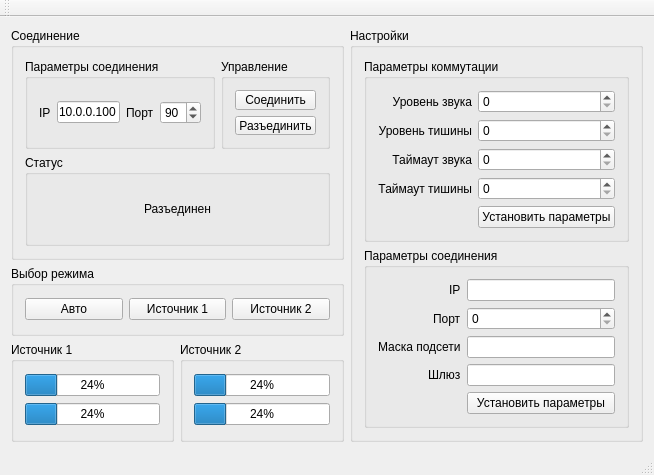
This is mainwindow.ui in msmirnov91/AvarKom as Qt 5 draws it before an edit. The edited form follows.
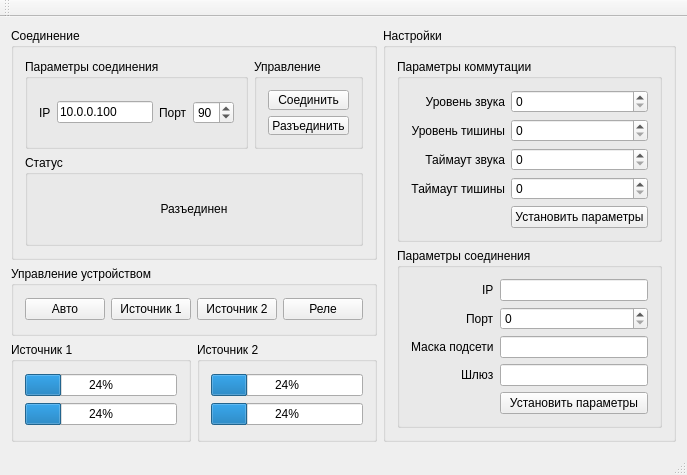
This is the edited form.

Commit message: Added relay button. Now all network and commutation parameters are sent to device

```diff
--- a/mainwindow.ui
+++ b/mainwindow.ui
@@ -209,7 +209,7 @@
        </size>
       </property>
       <property name="title">
-       <string>Выбор режима</string>
+       <string>Управление устройством</string>
       </property>
       <layout class="QGridLayout" name="gridLayout_2">
        <item row="0" column="0">
@@ -242,6 +242,13 @@
          </property>
         </widget>
        </item>
+       <item row="0" column="3">
+        <widget class="QPushButton" name="relayButton">
+         <property name="text">
+          <string>Реле</string>
+         </property>
+        </widget>
+       </item>
       </layout>
      </widget>
     </item>
```
Left out of the diff: 22 changed lines with no effect on the pictures. The commit also changes 4 other files.
